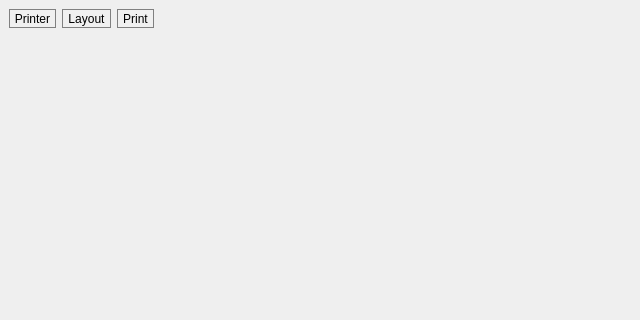
The window that printwidget.ui (sme-gmbh/smepowercad) describes before a commit, drawn with Qt 5; both pictures show x 0 to 640 and y 0 to 320 of the 640 by 480 pixel window.
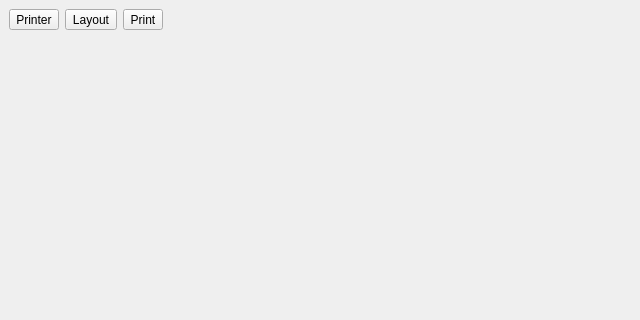
The same window after the commit.

Commit message: hiding PrintWidget by default & layout improvement

```diff
--- a/printwidget.ui
+++ b/printwidget.ui
@@ -11,20 +11,7 @@
    </rect>
   </property>
   <property name="styleSheet">
-   <string notr="true">QToolButton{
-border: 1px solid gray; 
-background-color: rgb(240, 240, 240);
-}
-
-QToolButton:hover{
-border: 2px solid white; 
-background-color: rgb(255, 255, 0);
-}
-
-QToolButton:pressed{
-border: 2px solid rgb(150, 150, 255); 
-background-color: rgb(255, 255, 0);
-}</string>
+   <string notr="true"/>
   </property>
   <property name="floating">
    <bool>true</bool>
@@ -33,15 +20,17 @@
    <string>Print</string>
   </property>
   <widget class="QWidget" name="dockWidgetContents">
-   <layout class="QGridLayout" name="gridLayout">
-    <item row="0" column="2">
-     <widget class="QToolButton" name="toolButton_print">
+   <layout class="QVBoxLayout" name="verticalLayout" stretch="0,1">
+    <item>
+     <layout class="QHBoxLayout" name="horizontalLayout">
+      <item>
+       <widget class="QToolButton" name="toolButton_printer">
       <property name="text">
-       <string>Print</string>
+         <string>Printer</string>
       </property>
      </widget>
     </item>
-    <item row="0" column="1">
+      <item>
      <widget class="QToolButton" name="toolButton_layout">
       <property name="styleSheet">
        <string notr="true"/>
@@ -51,14 +40,14 @@
       </property>
      </widget>
     </item>
-    <item row="0" column="0">
-     <widget class="QToolButton" name="toolButton_printer">
+      <item>
+       <widget class="QToolButton" name="toolButton_print">
       <property name="text">
-       <string>Printer</string>
+         <string>Print</string>
       </property>
      </widget>
     </item>
-    <item row="0" column="3">
+      <item>
      <spacer name="horizontalSpacer">
       <property name="orientation">
        <enum>Qt::Horizontal</enum>
@@ -71,15 +60,10 @@
       </property>
      </spacer>
     </item>
-    <item row="1" column="0" colspan="4">
-     <widget class="QWidget" name="graphicWidget" native="true">
-      <property name="sizePolicy">
-       <sizepolicy hsizetype="MinimumExpanding" vsizetype="MinimumExpanding">
-        <horstretch>0</horstretch>
-        <verstretch>0</verstretch>
-       </sizepolicy>
-      </property>
-     </widget>
+     </layout>
+    </item>
+    <item>
+     <widget class="QWidget" name="placeholderWidget" native="true"/>
     </item>
    </layout>
   </widget>
```
Lines whose indentation alone changed are shown as unchanged. The commit also changes 2 other files.
